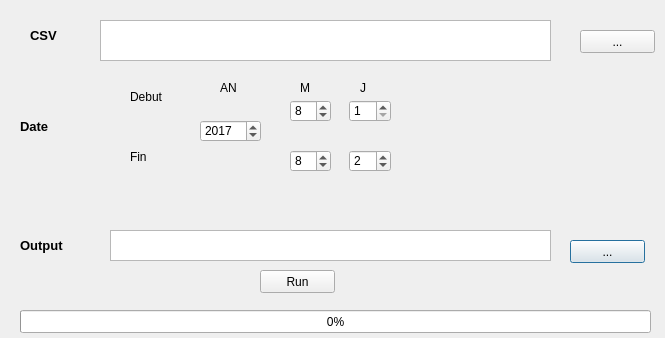
The window that BioSIM_dialog_image.ui (RNCan/BioSIMPlugin) describes before a commit, drawn with Qt 5.
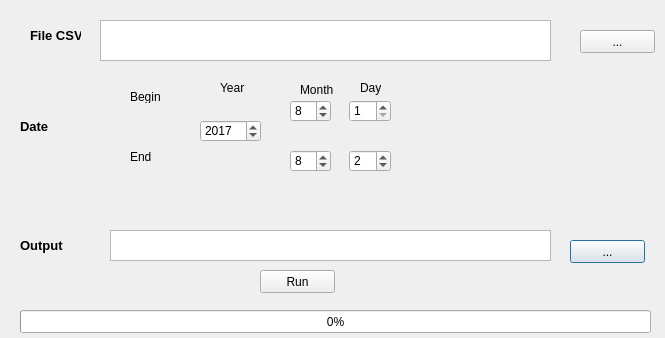
The same window after the commit.

Commit message: ajouter les commentaires + modification des interfaces

What changed in the file:
```diff
--- a/BioSIM_dialog_image.ui
+++ b/BioSIM_dialog_image.ui
@@ -88,12 +88,12 @@
     <rect>
      <x>300</x>
      <y>80</y>
-     <width>16</width>
-     <height>16</height>
+     <width>41</width>
+     <height>20</height>
     </rect>
    </property>
    <property name="text">
-    <string>M</string>
+    <string>Month</string>
    </property>
   </widget>
   <widget class="QPushButton" name="csv_button">
@@ -127,7 +127,7 @@
     <rect>
      <x>30</x>
      <y>20</y>
-     <width>41</width>
+     <width>51</width>
      <height>31</height>
     </rect>
    </property>
@@ -139,7 +139,7 @@
     </font>
    </property>
    <property name="text">
-    <string>CSV</string>
+    <string>File CSV</string>
    </property>
   </widget>
   <widget class="QLabel" name="label_j_5">
@@ -152,7 +152,7 @@
     </rect>
    </property>
    <property name="text">
-    <string>J</string>
+    <string>Day</string>
    </property>
   </widget>
   <widget class="QLabel" name="label_an_3">
@@ -165,7 +165,7 @@
     </rect>
    </property>
    <property name="text">
-    <string>AN</string>
+    <string>Year</string>
    </property>
   </widget>
   <widget class="QTextBrowser" name="box_csv">
@@ -311,7 +311,7 @@
     </rect>
    </property>
    <property name="text">
-    <string>Debut</string>
+    <string>Begin</string>
    </property>
   </widget>
   <widget class="QLabel" name="label_date_2">
@@ -324,7 +324,7 @@
     </rect>
    </property>
    <property name="text">
-    <string>Fin</string>
+    <string>End</string>
    </property>
   </widget>
   <widget class="QSpinBox" name="spin_m1">
```
The commit also changes 2 other files.
